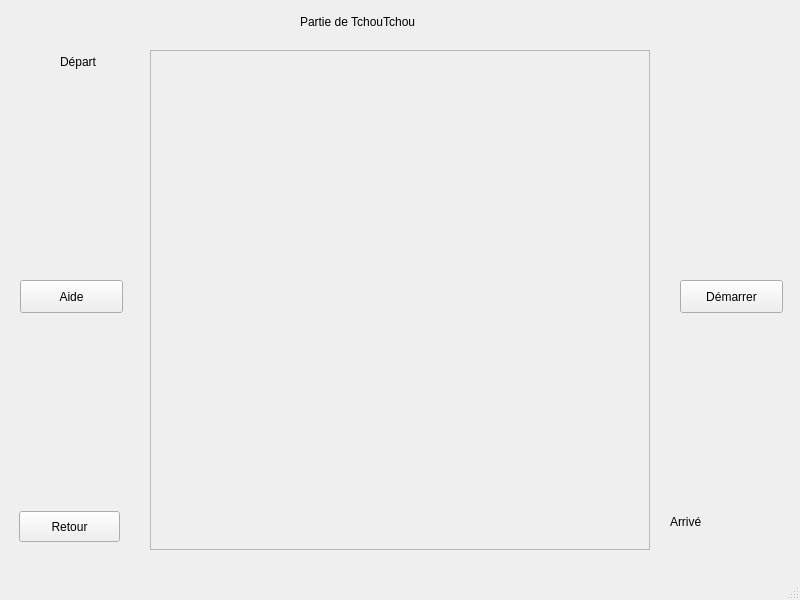
Old version of the form mainwindow.ui in the repository autumnka/Tchou.
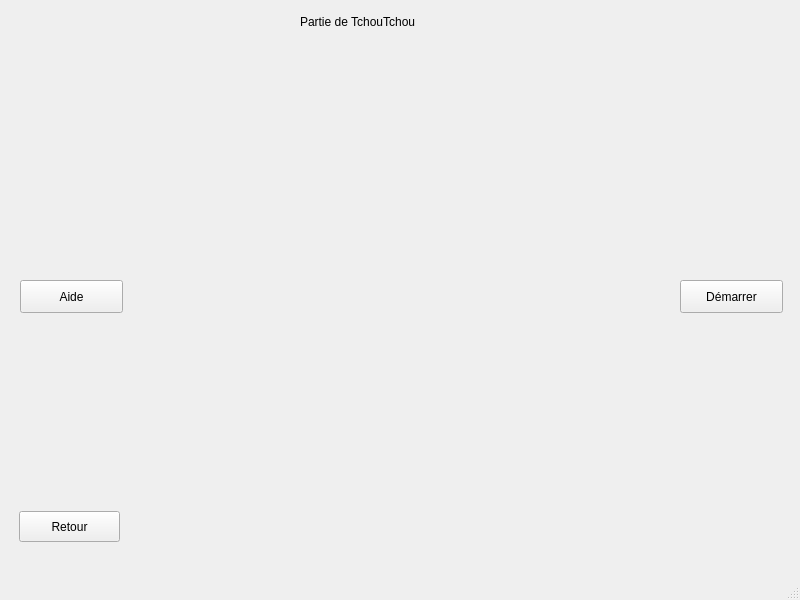
New version of the form.

The edit to the form file:
```diff
--- a/mainwindow.ui
+++ b/mainwindow.ui
@@ -32,28 +32,6 @@
    <string>MainWindow</string>
   </property>
   <widget class="QWidget" name="centralwidget">
-   <widget class="QFrame" name="frame">
-    <property name="geometry">
-     <rect>
-      <x>150</x>
-      <y>50</y>
-      <width>500</width>
-      <height>500</height>
-     </rect>
-    </property>
-    <property name="sizePolicy">
-     <sizepolicy hsizetype="Ignored" vsizetype="Preferred">
-      <horstretch>0</horstretch>
-      <verstretch>0</verstretch>
-     </sizepolicy>
-    </property>
-    <property name="frameShape">
-     <enum>QFrame::StyledPanel</enum>
-    </property>
-    <property name="frameShadow">
-     <enum>QFrame::Raised</enum>
-    </property>
-   </widget>
    <widget class="QPushButton" name="button_aide">
     <property name="geometry">
      <rect>
@@ -67,32 +45,6 @@
      <string>Aide</string>
     </property>
    </widget>
-   <widget class="QLabel" name="label_2">
-    <property name="geometry">
-     <rect>
-      <x>60</x>
-      <y>50</y>
-      <width>76</width>
-      <height>24</height>
-     </rect>
-    </property>
-    <property name="text">
-     <string>Départ</string>
-    </property>
-   </widget>
-   <widget class="QLabel" name="label_3">
-    <property name="geometry">
-     <rect>
-      <x>670</x>
-      <y>510</y>
-      <width>76</width>
-      <height>24</height>
-     </rect>
-    </property>
-    <property name="text">
-     <string>Arrivé</string>
-    </property>
-   </widget>
    <widget class="QLabel" name="label_4">
     <property name="geometry">
      <rect>
```
Left out of the diff: 12 changed lines with no effect on the pictures.
